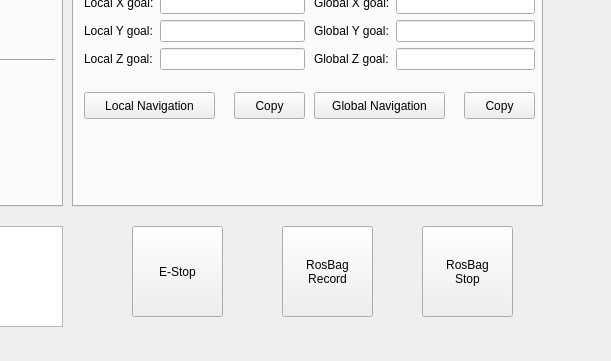
Above: src/teamhku_ocs/teamhku_ocs.ui from SiChiTong/teamhku_ocs before the change; both pictures show x 468 to 1079 and y 254 to 615 of the 1079 by 615 pixel window. Below: the same form after it.
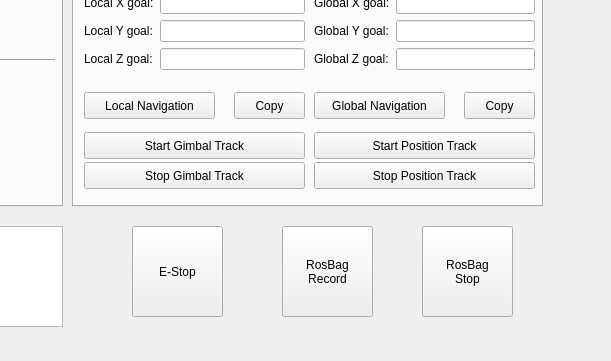
That is the form after the change.

Commit message: add track button

What changed in the file:
```diff
--- a/src/teamhku_ocs/teamhku_ocs.ui
+++ b/src/teamhku_ocs/teamhku_ocs.ui
@@ -661,6 +661,58 @@
       <string>Copy</string>
      </property>
     </widget>
+    <widget class="QPushButton" name="start_gimbal_track_button_">
+     <property name="geometry">
+      <rect>
+       <x>10</x>
+       <y>350</y>
+       <width>221</width>
+       <height>27</height>
+      </rect>
+     </property>
+     <property name="text">
+      <string>Start Gimbal Track</string>
+     </property>
+    </widget>
+    <widget class="QPushButton" name="stop_gimbal_track_button_">
+     <property name="geometry">
+      <rect>
+       <x>10</x>
+       <y>380</y>
+       <width>221</width>
+       <height>27</height>
+      </rect>
+     </property>
+     <property name="text">
+      <string>Stop Gimbal Track</string>
+     </property>
+    </widget>
+    <widget class="QPushButton" name="start_position_track_button_">
+     <property name="geometry">
+      <rect>
+       <x>240</x>
+       <y>350</y>
+       <width>221</width>
+       <height>27</height>
+      </rect>
+     </property>
+     <property name="text">
+      <string>Start Position Track</string>
+     </property>
+    </widget>
+    <widget class="QPushButton" name="stop_position_track_button_">
+     <property name="geometry">
+      <rect>
+       <x>240</x>
+       <y>380</y>
+       <width>221</width>
+       <height>27</height>
+      </rect>
+     </property>
+     <property name="text">
+      <string>Stop Position Track</string>
+     </property>
+    </widget>
    </widget>
    <widget class="QWidget" name="tab_2">
     <attribute name="title">
```
Left out of the diff: 4 changed lines with no effect on the pictures. The commit also changes 2 other files.
